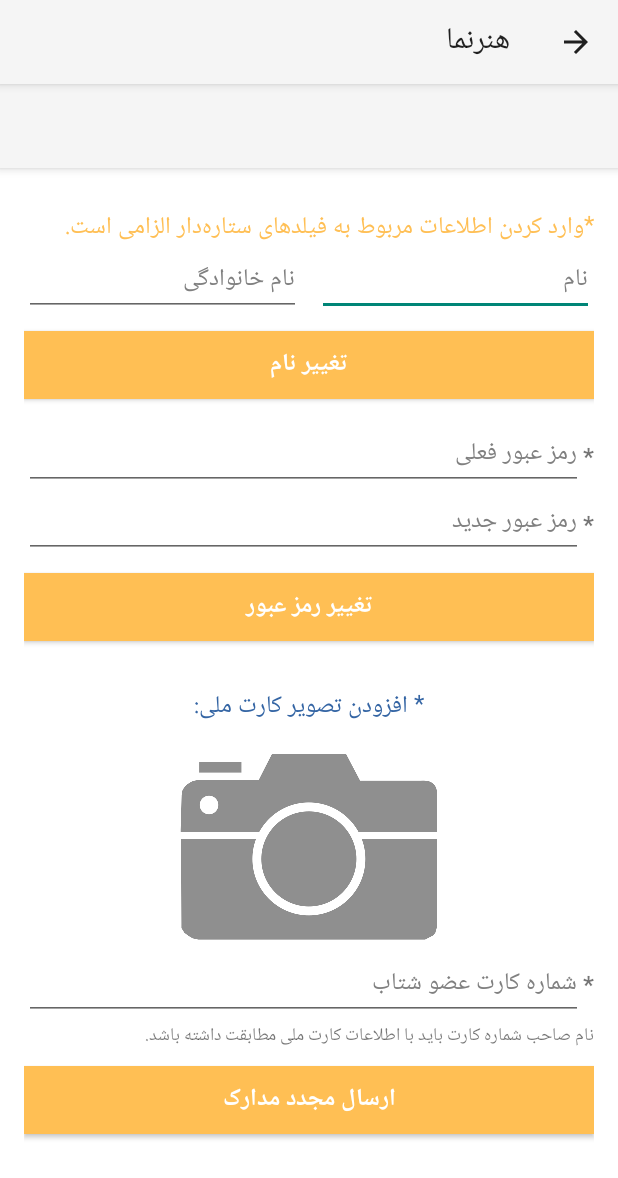
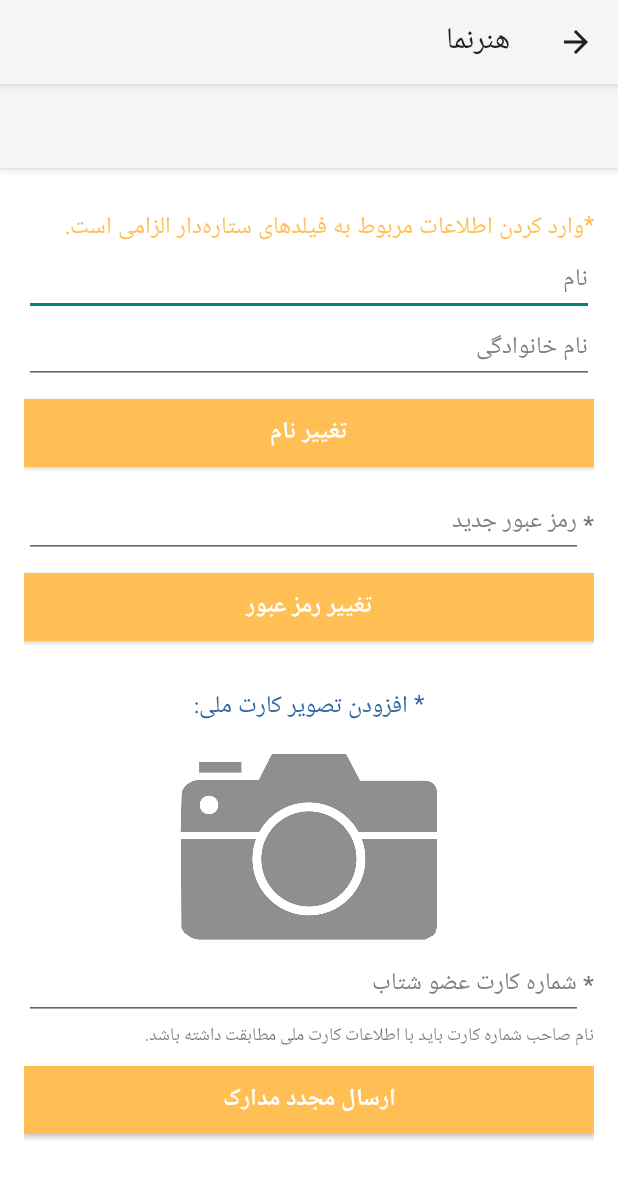
Before and after one commit to Honarnama/AndroidApps, an Android app: the fragment SellerAccountFragment placed in its activity, on a phone screen of 412 x 824 dp. Shown: the top 1178 px of the screen. Run offline under Robolectric (Android 15) with nearby library versions, the phone set to English and light mode, and no system bars; libraries missing offline, so code that uses them is left out: com.makeramen.roundedimageview, com.mikepenz.google_material_typeface_library, com.mikepenz.iconics, com.mikepenz.materialdrawer; pictures from the network do not load; 12 statements that could not run were skipped.

Commit message:
change password added

```diff
--- a/sell/src/main/java/net/honarnama/sell/activity/ControlPanelActivity.java
+++ b/sell/src/main/java/net/honarnama/sell/activity/ControlPanelActivity.java
@@ -1,6 +1,7 @@
 package net.honarnama.sell.activity;
 
 import com.mikepenz.google_material_typeface_library.GoogleMaterial;
+import com.mikepenz.iconics.IconicsDrawable;
 import com.mikepenz.materialdrawer.Drawer;
 import com.mikepenz.materialdrawer.DrawerBuilder;
 import com.mikepenz.materialdrawer.model.DividerDrawerItem;
@@ -59,7 +60,7 @@ public class ControlPanelActivity extends HonarNamaBaseActivity implements Drawe
                         new SecondaryDrawerItem().withName(R.string.nav_title_items).withIdentifier(3).withIcon(GoogleMaterial.Icon.gmd_view_list),
                         new SecondaryDrawerItem().withName(R.string.nav_title_edit_item).withIdentifier(4).withIcon(GoogleMaterial.Icon.gmd_edit),
                         new DividerDrawerItem().withSelectable(false),
-                        new SecondaryDrawerItem().withName(R.string.nav_title_exit_app).withIdentifier(5).withIcon(GoogleMaterial.Icon.gmd_eject)
+                        new SecondaryDrawerItem().withName(R.string.nav_title_exit_app).withIdentifier(5).withIcon(GoogleMaterial.Icon.gmd_power_off)
                 )
                 .withOnDrawerItemClickListener(this)
                 .build();
--- a/sell/src/main/java/net/honarnama/sell/fragments/SellerAccountFragment.java
+++ b/sell/src/main/java/net/honarnama/sell/fragments/SellerAccountFragment.java
@@ -9,6 +9,7 @@ import com.parse.ParseUser;
 import com.parse.SaveCallback;
 
 import net.honarnama.HonarNamaBaseApp;
+import net.honarnama.base.BuildConfig;
 import net.honarnama.sell.R;
 import net.honarnama.utils.GenericGravityTextWatcher;
 import net.honarnama.utils.NetworkManager;
@@ -41,6 +42,9 @@ public class SellerAccountFragment extends Fragment implements View.OnClickListe
     private Button mAlterNameButton;
     private ParseUser mParseUser;
 
+    private EditText mNewPassword;
+    private Button mChangePasswordButton;
+
     public synchronized static SellerAccountFragment getInstance() {
         if (mSellerAccountFragment == null) {
             mSellerAccountFragment = new SellerAccountFragment();
@@ -63,13 +67,15 @@ public class SellerAccountFragment extends Fragment implements View.OnClickListe
 
         mFirstnameEditText = (EditText) rootView.findViewById(R.id.seller_account_firstname_edit_text);
         mLastnameEditText = (EditText) rootView.findViewById(R.id.seller_account_lastname_edit_text);
-
         mFirstnameEditText.setText(mParseUser.get("firstname").toString());
         mLastnameEditText.setText(mParseUser.get("lastname").toString());
+        mAlterNameButton = (Button) rootView.findViewById(R.id.seller_account_alter_name_button);
+        mAlterNameButton.setOnClickListener(this);
 
-        mAlterNameButton = (Button) rootView.findViewById(R.id.seller_account_alter_name_button);
+        mNewPassword = (EditText) rootView.findViewById(R.id.seller_account_new_password_edit_text);
+        mChangePasswordButton = (Button) rootView.findViewById(R.id.seller_account_alter_password_button);
+        mChangePasswordButton.setOnClickListener(this);
 
-        mAlterNameButton.setOnClickListener(this);
 //        mNewPasswordEditText.addTextChangedListener(new GenericGravityTextWatcher(mNewPasswordEditText));
 //        mBankCardNumberEditText.addTextChangedListener(new GenericGravityTextWatcher(mBankCardNumberEditText));
 
@@ -84,7 +90,17 @@ public class SellerAccountFragment extends Fragment implements View.OnClickListe
             if (!NetworkManager.getInstance().isNetworkEnabled(getActivity(), true)) {
                 return;
             }
+            changeUserName();
+        }
+        if (view.getId() == mChangePasswordButton.getId()) {
+            if (!NetworkManager.getInstance().isNetworkEnabled(getActivity(), true)) {
+                return;
+            }
+            changePassword();
+        }
+    }
 
+    private void changeUserName() {
         final ProgressDialog sendingDataProgressDialog = new ProgressDialog(getActivity());
         sendingDataProgressDialog.setCancelable(false);
         sendingDataProgressDialog.setMessage(getString(R.string.sending_data));
@@ -102,13 +118,46 @@ public class SellerAccountFragment extends Fragment implements View.OnClickListe
                     Toast.makeText(getActivity(), getActivity().getString(R.string.successfully_changed_user_name), Toast.LENGTH_LONG).show();
                 } else {
                     Toast.makeText(getActivity(), getActivity().getString(R.string.changing_user_name_failed), Toast.LENGTH_LONG).show();
-                        Log.e(HonarNamaBaseApp.PRODUCTION_TAG, e.getMessage());
+                    if (BuildConfig.DEBUG) {
+                        Log.e(HonarNamaBaseApp.PRODUCTION_TAG + "/" + getClass().getSimpleName(),
+                                "Error changing user name.  Error Code: " + e.getCode() +
+                                        "//" + e.getMessage() + " // " + e, e);
+                    } else {
+                        Log.e(HonarNamaBaseApp.PRODUCTION_TAG, "Error changing user name. "
+                                + e.getMessage());
+                    }
                 }
                 sendingDataProgressDialog.dismiss();
             }
         });
+    }
 
+    private void changePassword() {
+        final ProgressDialog sendingDataProgressDialog = new ProgressDialog(getActivity());
+        sendingDataProgressDialog.setCancelable(false);
+        sendingDataProgressDialog.setMessage(getString(R.string.sending_data));
+        sendingDataProgressDialog.show();
+
+        mParseUser.setPassword(mNewPassword.getText().toString());
+        mParseUser.saveInBackground(new SaveCallback() {
+            @Override
+            public void done(ParseException e) {
+                sendingDataProgressDialog.dismiss();
+                if (null == e) {
+                    Toast.makeText(getActivity(), R.string.successfully_changed_password, Toast.LENGTH_LONG).show();
+                } else {
+                    Toast.makeText(getActivity(), R.string.changing_password_failed, Toast.LENGTH_LONG).show();
+                    if (BuildConfig.DEBUG) {
+                        Log.e(HonarNamaBaseApp.PRODUCTION_TAG + "/" + getClass().getSimpleName(),
+                                "Error changing password.  Error Code: " + e.getCode() +
+                                        "//" + e.getMessage() + " // " + e, e);
+                    } else {
+                        Log.e(HonarNamaBaseApp.PRODUCTION_TAG, "Error changing password. "
+                                + e.getMessage());
+                    }
+                }
+            }
+        });
 
     }
 }
-}
--- a/sell/src/main/res/layout/fragment_seller_account.xml
+++ b/sell/src/main/res/layout/fragment_seller_account.xml
@@ -33,36 +33,32 @@
                 android:layout_alignParentRight="true"
                 android:background="#ffffff"
                 android:gravity="right"
-                android:orientation="horizontal"
+                android:orientation="vertical"
                 >
             <EditText
                     android:id="@+id/seller_account_firstname_edit_text"
-                    android:layout_width="0dp" android:layout_height="45dp"
+                    android:layout_width="match_parent" android:layout_height="45dp"
                     android:inputType="textPersonName"
                     android:hint="@string/name"
                     android:singleLine="true"
-                    android:layout_weight="1"
                     android:textSize="16sp"
                     android:ellipsize="start"
                     android:gravity="right"
                     android:textColorHint="@color/android_default_hint_color"
-                    android:layout_marginLeft="5dp"
                     >
                 <requestFocus/>
             </EditText>
             <EditText
                     android:id="@+id/seller_account_lastname_edit_text"
-                    android:layout_width="0dp" android:layout_height="45dp"
+                    android:layout_width="match_parent" android:layout_height="45dp"
                     android:inputType="textPersonName"
                     android:hint="@string/family_name"
                     android:layout_alignParentTop="true"
                     android:singleLine="true"
-                    android:layout_weight="1"
                     android:textSize="16sp"
                     android:ellipsize="start"
                     android:gravity="right"
                     android:textColorHint="@color/android_default_hint_color"
-                    android:layout_marginRight="5dp"
                     />
         </LinearLayout>
         <Button
@@ -79,38 +75,12 @@
                 android:layout_marginBottom="15dp"
                 />
 
-        <LinearLayout android:layout_width="fill_parent" android:layout_height="wrap_content"
+        <RelativeLayout
                 android:id="@+id/seller_account_password_layer"
-                      android:orientation="vertical"
+                android:layout_width="match_parent"
+                android:layout_height="wrap_content"
                 android:layout_below="@id/seller_account_alter_name_button"
                 >
-            <RelativeLayout android:layout_width="match_parent"
-                            android:layout_height="wrap_content">
-                <TextView
-                        android:id="@+id/seller_account_current_password_star_marker"
-                        android:text="*"
-                        android:layout_width="wrap_content"
-                        android:layout_height="wrap_content"
-                        android:textSize="16sp"
-                        android:layout_gravity="center|top"
-                        android:textStyle="bold"
-                        android:layout_centerVertical="true"
-                        />
-                <EditText
-                        android:id="@+id/seller_account_current_password_edit_text"
-                        android:layout_width="fill_parent" android:layout_height="45dp"
-                        android:inputType="textWebPassword"
-                        android:hint="@string/current_password_hint"
-                        android:singleLine="true"
-                        android:textSize="16sp"
-                        android:ellipsize="start"
-                        android:textColorHint="@color/android_default_hint_color"
-                        android:gravity="right"
-                        android:layout_toLeftOf="@id/seller_account_current_password_star_marker"
-                        />
-            </RelativeLayout>
-            <RelativeLayout android:layout_width="match_parent"
-                            android:layout_height="wrap_content">
             <TextView
                     android:id="@+id/seller_account_new_password_star_marker"
                     android:text="*"
@@ -134,7 +104,6 @@
                     android:layout_toLeftOf="@id/seller_account_new_password_star_marker"
                     />
         </RelativeLayout>
-        </LinearLayout>
 
         <Button
                 android:id="@+id/seller_account_alter_password_button"
--- a/sell/src/main/res/values/strings.xml
+++ b/sell/src/main/res/values/strings.xml
@@ -25,6 +25,8 @@
     <string name="nav_title_new_item">ثبت محصول جدید</string>
     <string name="nav_title_edit_item">ویرایش محصول</string>
     <string name="changing_user_name_failed">بروز خطا در زمان تغییر نام</string>
+    <string name="successfully_changed_password">رمز عبور با موفقیت تغییر کرد.</string>
+    <string name="changing_password_failed">خطایی در هنگام تغییر رمز عبور رخداد.</string>
 
     <!-- navigation drawer item labels  -->
     <string-array name="nav_drawer_labels">
```
Lines whose indentation alone changed are shown as unchanged.
